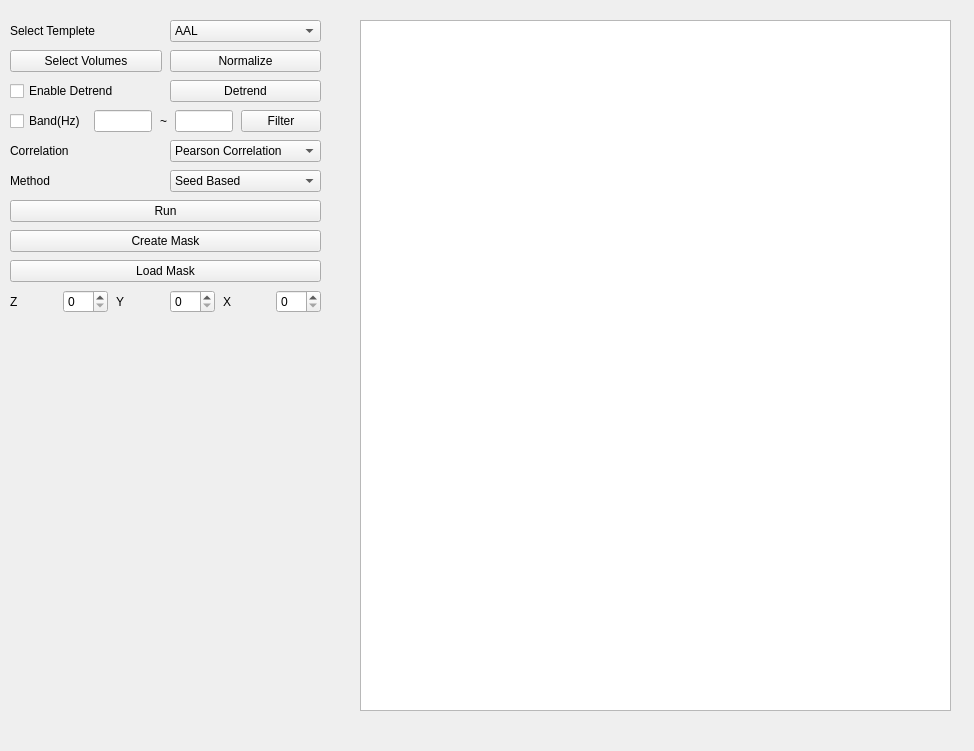
First picture: the form in PearsonCorrelation/ROIBasedPanel.ui, repository Beastmaster/BrainConnectivityDetection, before the edit.
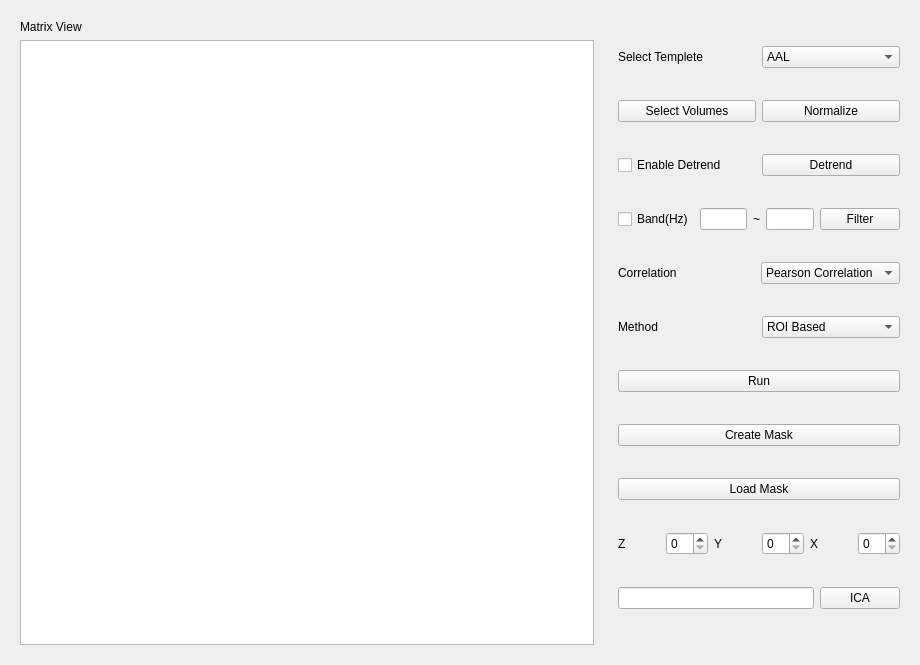
Second picture: the form after the edit.

Commit message: ica algorithm but cost too much memory

Patch:
```diff
--- a/PearsonCorrelation/ROIBasedPanel.ui
+++ b/PearsonCorrelation/ROIBasedPanel.ui
@@ -6,29 +6,45 @@
    <rect>
     <x>0</x>
     <y>0</y>
-    <width>974</width>
-    <height>751</height>
+    <width>920</width>
+    <height>665</height>
    </rect>
   </property>
   <property name="windowTitle">
    <string>Seed Based Method</string>
   </property>
-  <widget class="QWidget" name="verticalLayoutWidget">
-   <property name="geometry">
-    <rect>
-     <x>10</x>
-     <y>20</y>
-     <width>311</width>
-     <height>661</height>
-    </rect>
+  <layout class="QHBoxLayout" name="horizontalLayout_11">
+   <item>
+    <widget class="QWidget" name="verticalWidget" native="true">
+     <property name="maximumSize">
+      <size>
+       <width>1000</width>
+       <height>16777215</height>
+      </size>
    </property>
    <layout class="QVBoxLayout" name="verticalLayout">
-    <property name="spacing">
-     <number>8</number>
-    </property>
-    <property name="sizeConstraint">
-     <enum>QLayout::SetMaximumSize</enum>
-    </property>
+      <item>
+       <widget class="QLabel" name="label_8">
+        <property name="text">
+         <string>Matrix View</string>
+        </property>
+       </widget>
+      </item>
+      <item>
+       <widget class="QGraphicsView" name="graphicsView"/>
+      </item>
+     </layout>
+    </widget>
+   </item>
+   <item>
+    <widget class="QWidget" name="verticalWidget" native="true">
+     <property name="maximumSize">
+      <size>
+       <width>300</width>
+       <height>16777215</height>
+      </size>
+     </property>
+     <layout class="QVBoxLayout" name="verticalLayout_2">
     <item>
      <layout class="QHBoxLayout" name="horizontalLayout">
       <property name="sizeConstraint">
@@ -160,11 +176,6 @@
       </item>
       <item>
        <widget class="QComboBox" name="sel_base_method">
-        <item>
-         <property name="text">
-          <string>Seed Based</string>
-         </property>
-        </item>
         <item>
          <property name="text">
           <string>ROI Based</string>
@@ -241,18 +252,24 @@
       </item>
      </layout>
     </item>
-   </layout>
-  </widget>
-  <widget class="QGraphicsView" name="graphicsView">
-   <property name="geometry">
-    <rect>
-     <x>360</x>
-     <y>20</y>
-     <width>591</width>
-     <height>691</height>
-    </rect>
-   </property>
-  </widget>
+      <item>
+       <layout class="QHBoxLayout" name="horizontalLayout_12">
+        <item>
+         <widget class="QLineEdit" name="in_num_Compc"/>
+        </item>
+        <item>
+         <widget class="QPushButton" name="ica_test_Btn">
+          <property name="text">
+           <string>ICA</string>
+          </property>
+         </widget>
+        </item>
+       </layout>
+      </item>
+     </layout>
+    </widget>
+   </item>
+  </layout>
  </widget>
  <resources/>
  <connections/>
```
Left out of the diff: 5 changed lines with no effect on the pictures. Lines whose indentation alone changed are shown as unchanged. The commit also changes 2 other files.
